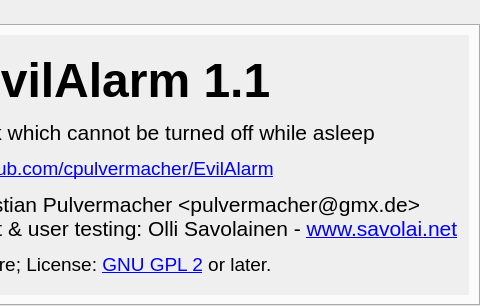
Before: the Qt Designer form forms/about.ui in cpulvermacher/EvilAlarm, drawn with Qt 5; both pictures show x 241 to 721 and y 0 to 306 of the 721 by 306 pixel window.
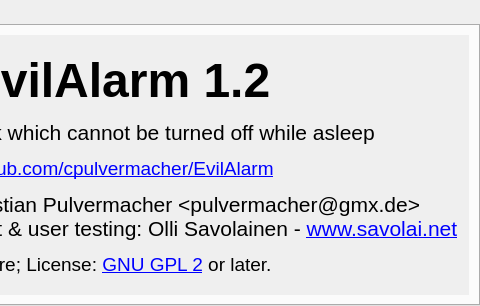
After: the same form once the commit is applied.

Commit message: bump version number

```diff
--- a/forms/about.ui
+++ b/forms/about.ui
@@ -61,7 +61,7 @@
 &lt;html&gt;&lt;head&gt;&lt;meta name=&quot;qrichtext&quot; content=&quot;1&quot; /&gt;&lt;style type=&quot;text/css&quot;&gt;
 p, li { white-space: pre-wrap; }
 &lt;/style&gt;&lt;/head&gt;&lt;body style=&quot; font-family:'Sans'; font-size:9pt; font-weight:400; font-style:normal;&quot;&gt;
-&lt;p align=&quot;center&quot; style=&quot; margin-top:18px; margin-bottom:12px; margin-left:0px; margin-right:0px; -qt-block-indent:0; text-indent:0px;&quot;&gt;&lt;span style=&quot; font-family:'Sans'; font-size:36pt; font-weight:600;&quot;&gt;EvilAlarm 1.1&lt;/span&gt;&lt;/p&gt;
+&lt;p align=&quot;center&quot; style=&quot; margin-top:18px; margin-bottom:12px; margin-left:0px; margin-right:0px; -qt-block-indent:0; text-indent:0px;&quot;&gt;&lt;span style=&quot; font-family:'Sans'; font-size:36pt; font-weight:600;&quot;&gt;EvilAlarm 1.2&lt;/span&gt;&lt;/p&gt;
 &lt;p align=&quot;center&quot; style=&quot; margin-top:12px; margin-bottom:12px; margin-left:0px; margin-right:0px; -qt-block-indent:0; text-indent:0px;&quot;&gt;&lt;span style=&quot; font-family:'Sans'; font-size:16pt;&quot;&gt;An alarm clock which cannot be turned off while asleep&lt;/span&gt;&lt;/p&gt;
 &lt;p align=&quot;center&quot; style=&quot; margin-top:12px; margin-bottom:12px; margin-left:0px; margin-right:0px; -qt-block-indent:0; text-indent:0px;&quot;&gt;&lt;a href=&quot;https://github.com/cpulvermacher/EvilAlarm&quot;&gt;&lt;span style=&quot; font-size:14pt; text-decoration: underline; &quot;&gt;github.com/cpulvermacher/EvilAlarm&lt;/span&gt;&lt;/a&gt;&lt;/p&gt;
 &lt;p align=&quot;center&quot; style=&quot; margin-top:12px; margin-bottom:12px; margin-left:0px; margin-right:0px; -qt-block-indent:0; text-indent:0px;&quot;&gt;&lt;span style=&quot; font-family:'Sans'; font-size:16pt;&quot;&gt;Development: Christian Pulvermacher &amp;lt;pulvermacher@gmx.de&amp;gt;&lt;br /&gt;UI design, development &amp;amp; user testing: Olli Savolainen - &lt;/span&gt;&lt;a href=&quot;http://www.savolai.net/&quot;&gt;&lt;span style=&quot; font-family:'Sans'; font-size:16pt; text-decoration: underline; &quot;&gt;www.savolai.net&lt;/span&gt;&lt;/a&gt;&lt;/p&gt;
```
The commit also changes 1 other file.
